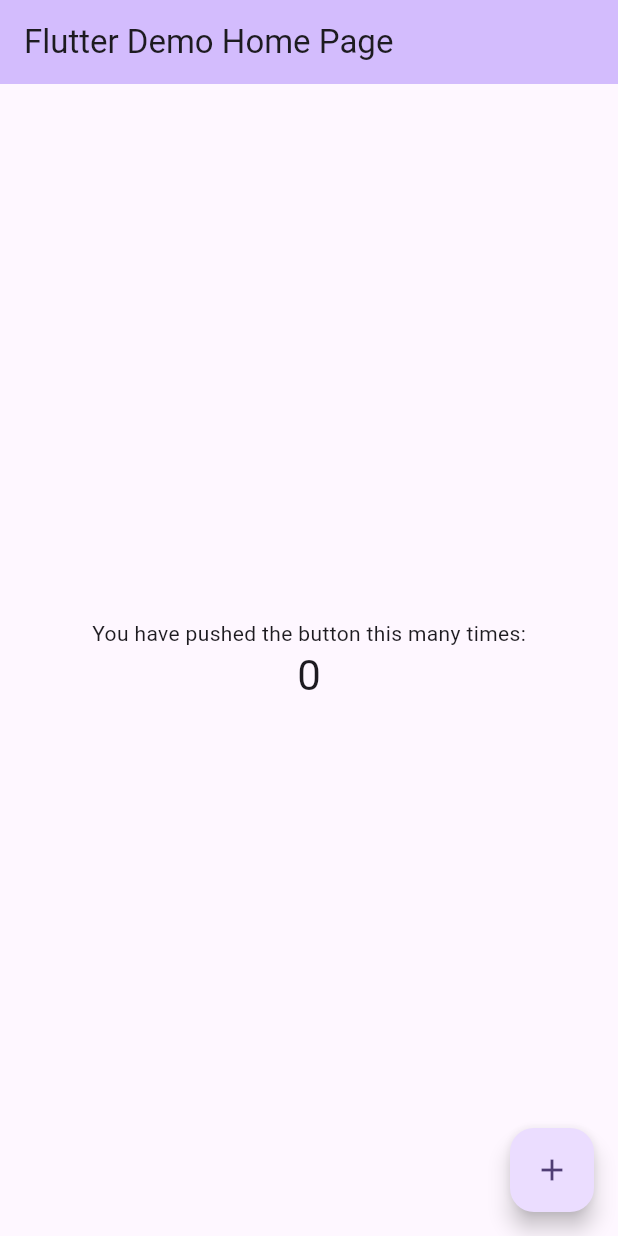
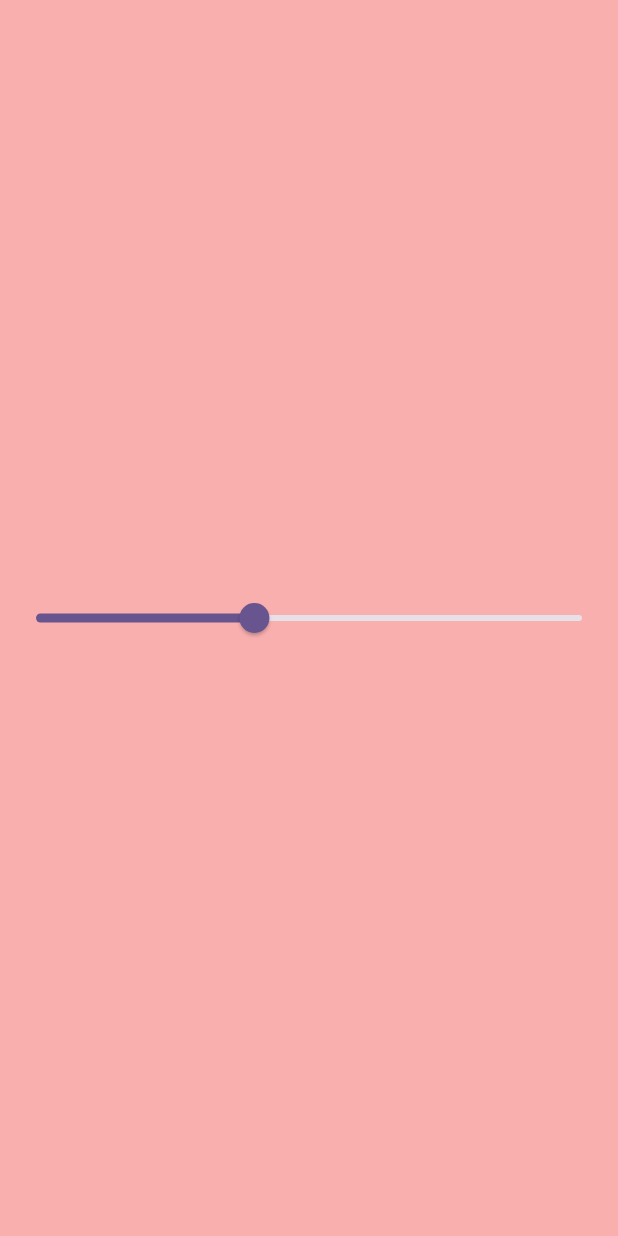
Before and after one commit to mostafijur-devs/getX, a Flutter app: the screen it shows after launch, on a phone screen of 412 x 824 dp. Run offline on Flutter 3.47's test engine with Material 3 defaults, Android fonts, the phone set to English and light mode, and no system bars; our stand-ins replace get.

Commit message:
Manege container colors use Slider widget whit (GetX state Manegment)

```diff
--- /dev/null
+++ b/lib/controller/slider_color_controller.dart
@@ -0,0 +1,11 @@
+import 'package:get/get.dart';
+
+class SliderColorController extends GetxController{
+
+  RxDouble opacity = 0.4.obs;
+
+  opacityManege(value){
+    opacity.value = value;
+
+  }
+}
--- a/lib/main.dart
+++ b/lib/main.dart
@@ -1,6 +1,6 @@
 import 'package:flutter/material.dart';
 import 'package:get/get.dart';
-import 'screens/my_home_page.dart';
+import 'screens/slider_color_screen.dart';
 
 void main() {
   runApp(const MyApp());
@@ -17,7 +17,7 @@ class MyApp extends StatelessWidget {
       theme: ThemeData(
         colorScheme: ColorScheme.fromSeed(seedColor: Colors.deepPurple),
       ),
-      home: const MyHomePage(title: 'Flutter Demo Home Page'),
+      home: const SliderColorScreen(),
     );
   }
 }
--- /dev/null
+++ b/lib/screens/slider_color_screen.dart
@@ -0,0 +1,24 @@
+import 'package:flutter/material.dart';
+import 'package:get/get.dart';
+
+import '../controller/slider_color_controller.dart';
+
+class SliderColorScreen extends StatelessWidget {
+  const SliderColorScreen({super.key});
+
+  @override
+  Widget build(BuildContext context) {
+    SliderColorController sliderColorController = SliderColorController();
+    return Scaffold(
+      body: Stack(
+        children: [
+          Obx(() => Container(
+            color: Colors.red.withValues(alpha: sliderColorController.opacity.value),
+          ),),
+Obx(() =>Slider(value: sliderColorController.opacity.value,
+            onChanged:sliderColorController.opacityManege,))
+        ],
+      ),
+    );
+  }
+}
```
